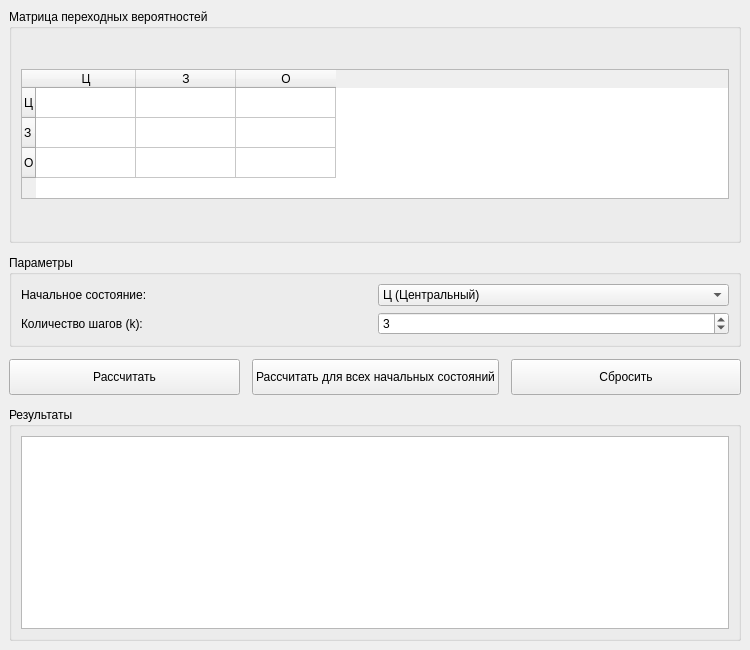
Before: the Qt Designer form mainwindow.ui in MaKiToShI21/markov_processes, drawn with Qt 5.
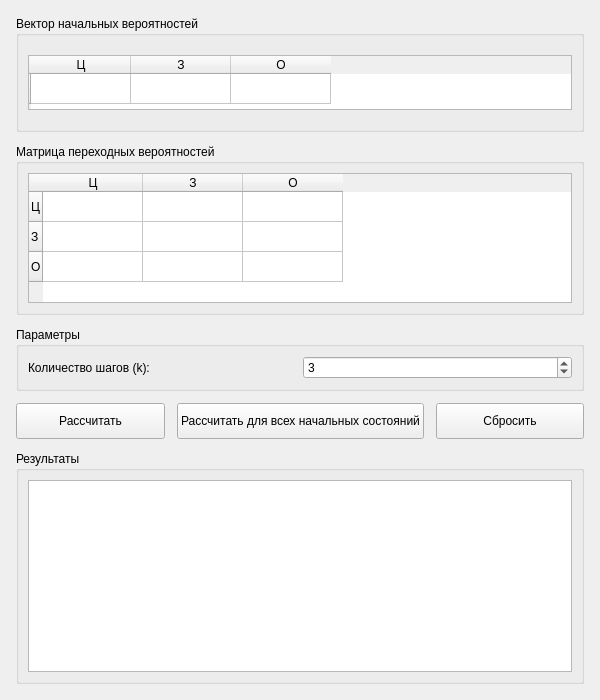
After: the same form once the commit is applied.

```diff
--- a/mainwindow.ui
+++ b/mainwindow.ui
@@ -6,14 +6,14 @@
    <rect>
     <x>0</x>
     <y>0</y>
-    <width>750</width>
-    <height>650</height>
+    <width>600</width>
+    <height>700</height>
    </rect>
   </property>
   <property name="minimumSize">
    <size>
-    <width>750</width>
-    <height>650</height>
+    <width>600</width>
+    <height>700</height>
    </size>
   </property>
   <property name="windowTitle">
@@ -21,9 +21,72 @@
   </property>
   <widget class="QWidget" name="centralwidget">
    <layout class="QVBoxLayout" name="mainLayout">
+    <property name="leftMargin">
+     <number>16</number>
+    </property>
+    <property name="topMargin">
+     <number>16</number>
+    </property>
+    <property name="rightMargin">
+     <number>16</number>
+    </property>
+    <property name="bottomMargin">
+     <number>16</number>
+    </property>
     <property name="spacing">
      <number>12</number>
     </property>
+    <item>
+     <widget class="QGroupBox" name="vectorGroup">
+      <property name="title">
+       <string>Вектор начальных вероятностей</string>
+      </property>
+      <layout class="QVBoxLayout" name="vectorLayout">
+       <item>
+        <widget class="QTableWidget" name="vectorTable">
+         <property name="maximumSize">
+          <size>
+           <width>16777215</width>
+           <height>55</height>
+          </size>
+         </property>
+         <property name="minimumSize">
+          <size>
+           <width>0</width>
+           <height>55</height>
+          </size>
+         </property>
+         <property name="rowCount">
+          <number>1</number>
+         </property>
+         <property name="columnCount">
+          <number>3</number>
+         </property>
+         <row>
+          <property name="text">
+           <string></string>
+          </property>
+         </row>
+         <column>
+          <property name="text">
+           <string>Ц</string>
+          </property>
+         </column>
+         <column>
+          <property name="text">
+           <string>З</string>
+          </property>
+         </column>
+         <column>
+          <property name="text">
+           <string>О</string>
+          </property>
+         </column>
+        </widget>
+       </item>
+      </layout>
+     </widget>
+    </item>
     <item>
      <widget class="QGroupBox" name="matrixGroup">
       <property name="title">
@@ -95,39 +158,13 @@
       </property>
       <layout class="QGridLayout" name="paramsLayout">
        <item row="0" column="0">
-        <widget class="QLabel" name="labelInitialState">
-         <property name="text">
-          <string>Начальное состояние:</string>
-         </property>
-        </widget>
-       </item>
-       <item row="0" column="1">
-        <widget class="QComboBox" name="initialStateCombo">
-         <item>
-          <property name="text">
-           <string>Ц (Центральный)</string>
-          </property>
-         </item>
-         <item>
-          <property name="text">
-           <string>З (Заельцовский)</string>
-          </property>
-         </item>
-         <item>
-          <property name="text">
-           <string>О (Октябрьский)</string>
-          </property>
-         </item>
-        </widget>
-       </item>
-       <item row="1" column="0">
         <widget class="QLabel" name="labelSteps">
          <property name="text">
           <string>Количество шагов (k):</string>
          </property>
         </widget>
        </item>
-       <item row="1" column="1">
+       <item row="0" column="1">
         <widget class="QSpinBox" name="stepsSpin">
          <property name="minimum">
           <number>1</number>
```
Left out of the diff: 3 changed lines with no effect on the pictures.
